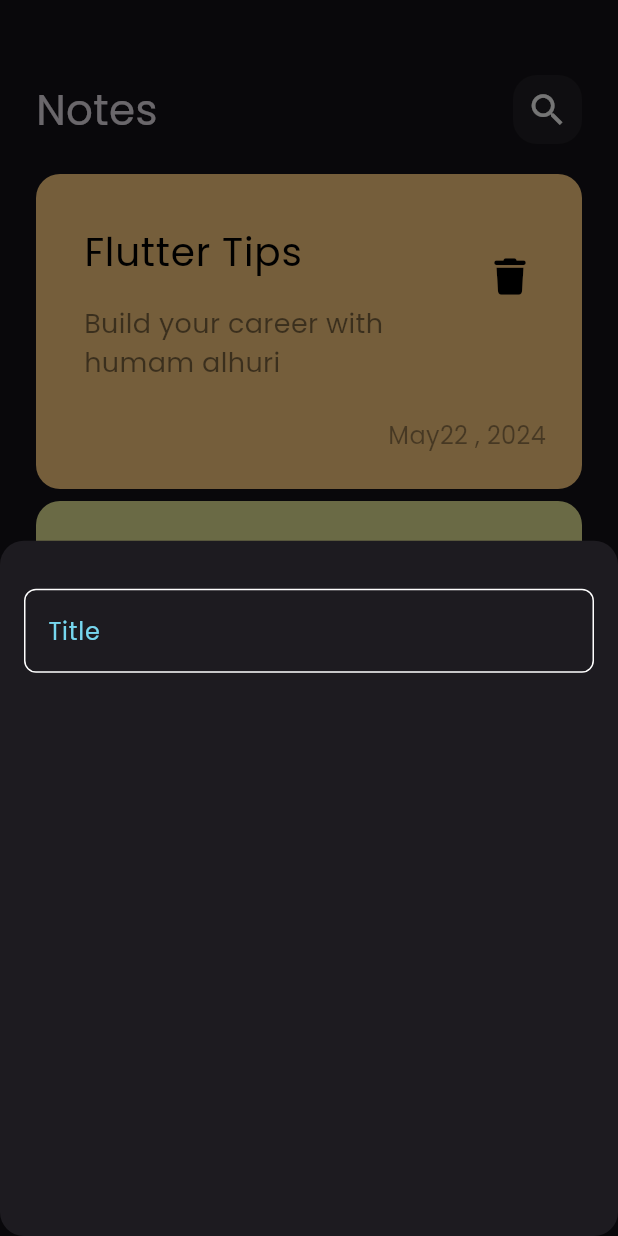
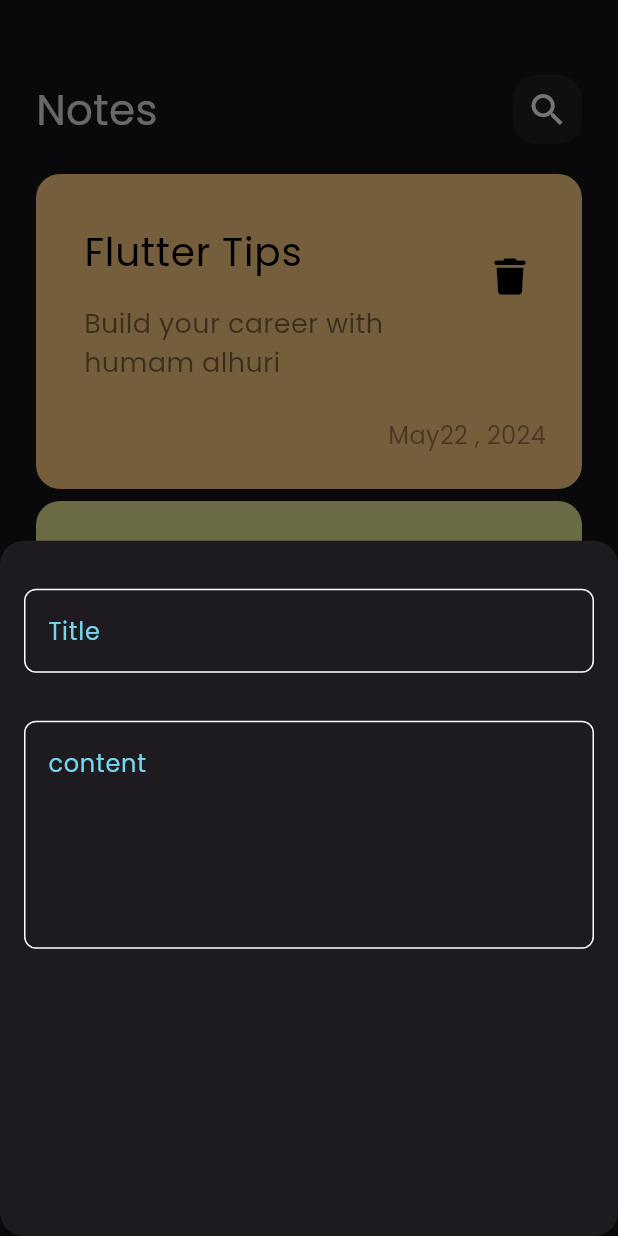
Before and after one commit to HumamHo44/notes_app, a Flutter app: the screen it shows after launch, after a tap on the "add" icon, on a phone screen of 412 x 824 dp. Run offline on Flutter 3.47's test engine with Material 3 defaults, Android fonts, the phone set to English and light mode, and no system bars; our stand-ins replace font_awesome_flutter.

Commit message:
Add Fields To Bottom Sheet

```diff
--- a/lib/views/widgets/add_note_bottom_sheet.dart
+++ b/lib/views/widgets/add_note_bottom_sheet.dart
@@ -11,7 +11,14 @@ class AddNoteBottomSheet extends StatelessWidget {
       child: Column(
         children: [
           SizedBox(height: 32),
-          CustomTextField(),
+          CustomTextField(
+            hint: 'Title',
+          ),
+          SizedBox(height: 32),
+          CustomTextField(
+            hint: 'content',
+            maxLines: 5,
+          ),
         ],
       ),
     );
--- a/lib/views/widgets/custom_text_field.dart
+++ b/lib/views/widgets/custom_text_field.dart
@@ -2,14 +2,16 @@ import 'package:flutter/material.dart';
 import 'package:notes_app/constants.dart';
 
 class CustomTextField extends StatelessWidget {
-  const CustomTextField({super.key});
-
+  const CustomTextField({super.key, required this.hint, this.maxLines = 1});
+  final String hint;
+  final int maxLines;
   @override
   Widget build(BuildContext context) {
     return TextField(
+      maxLines: maxLines,
       cursorColor: kPrimaryColor,
       decoration: InputDecoration(
-        hintText: 'Title',
+        hintText: hint,
         hintStyle: const TextStyle(color: kPrimaryColor),
         border: buildBorder(),
         enabledBorder: buildBorder(),
```
